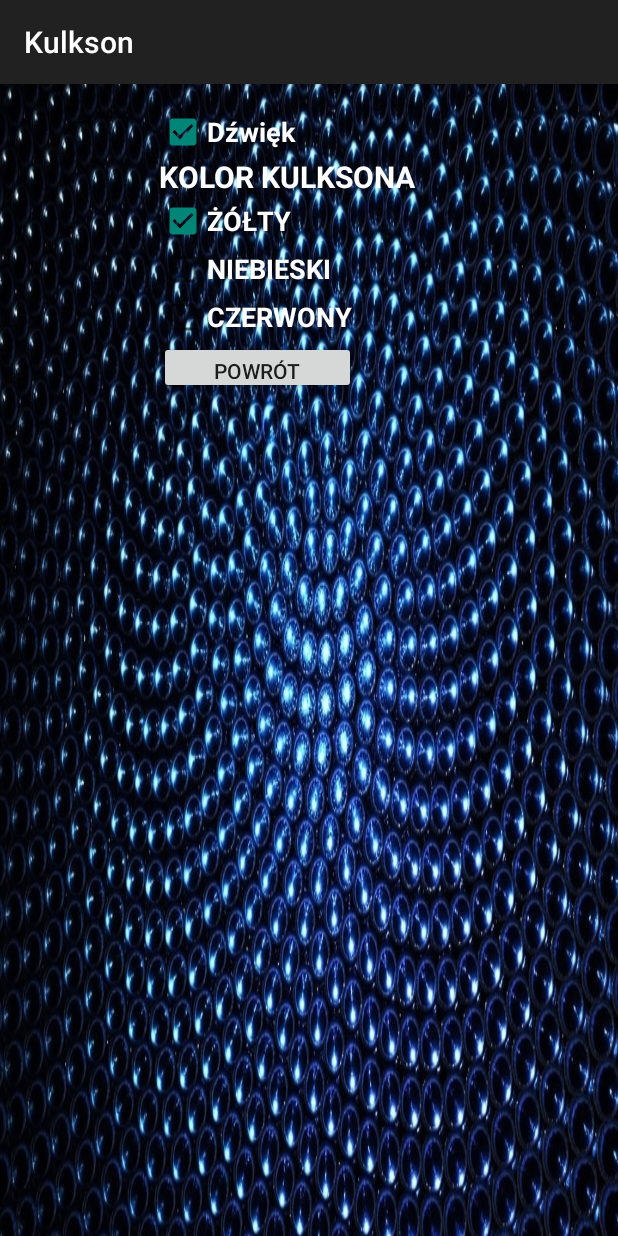
After one commit to SiwyDym/Kulkson, an Android app: the KOpcje screen opened directly, with no data from a screen before it, on a phone screen of 412 x 824 dp. The commit adds this screen. Run offline under Robolectric (Android 15) with nearby library versions, the phone set to English and light mode, and no system bars.

Commit message:
layout i przejscia pomiedzy

```diff
--- a/app/src/main/AndroidManifest.xml
+++ b/app/src/main/AndroidManifest.xml
@@ -18,12 +18,19 @@
         </activity>
 
         <activity
+            android:screenOrientation="landscape"
             android:name=".activity_opcje"
             android:label="@string/title_activity_activity_opcje" >
         </activity>
+        <activity
 
+            android:name=".KScore"></activity>
+        <activity android:name=".KOpcje"></activity>
         <activity android:name=".MainMenu"></activity>
+
         <activity android:name=".KGame">
+
+
 
         </activity>
         <service android:name=".KMusic"></service>
--- a/app/src/main/java/com/team/kulkson/KEngine.java
+++ b/app/src/main/java/com/team/kulkson/KEngine.java
@@ -4,7 +4,7 @@ import android.content.Context;
 import android.content.Intent;
 import android.view.View;
 
-//heb he
+//heb hell
 
 /**
  * Created by Marco on 2015-04-11.
--- /dev/null
+++ b/app/src/main/java/com/team/kulkson/KOpcje.java
@@ -0,0 +1,60 @@
+package com.team.kulkson;
+
+import android.content.Intent;
+import android.os.Bundle;
+import android.support.v7.app.ActionBarActivity;
+import android.view.View;
+import android.view.View.OnClickListener;
+import android.widget.Button;
+
+/**
+ * Created by xxxx on 2015-04-04.
+ */
+public class KOpcje extends ActionBarActivity {
+    @Override
+    public void onCreate(Bundle savedInstanceState){
+
+        super.onCreate(savedInstanceState);
+        setContentView(R.layout.activity_opcje);//wyświetlenie opcje
+
+
+
+
+
+        final KEngine silnik= new KEngine();
+
+        // stowrzenie obiektów dla przycisków
+
+        Button powrot=(Button) findViewById(R.id.powrot);
+
+
+
+        powrot.setOnClickListener(new OnClickListener() {
+            @Override
+            public void onClick(View v) {
+                Intent game= new Intent(getApplicationContext(), MainMenu.class);
+                KOpcje.this.startActivity(game);
+                //setContentView(R.layout.activity_main);
+
+
+            }
+
+
+        });
+
+
+
+
+
+
+
+
+
+
+
+
+
+
+
+    }
+}
--- a/app/src/main/java/com/team/kulkson/MainMenu.java
+++ b/app/src/main/java/com/team/kulkson/MainMenu.java
@@ -4,9 +4,10 @@ import android.content.Intent;
 import android.os.Bundle;
 import android.support.v7.app.ActionBarActivity;
 import android.view.View;
+import android.view.View.OnClickListener;
 import android.widget.Button;
-import android.widget.ImageButton;
-import android.view.View.OnClickListener;
+import android.os.Handler;
+
 
 /**
  * Created by xxxx on 2015-04-04.
@@ -27,7 +28,8 @@ public class MainMenu extends ActionBarActivity {
     // stowrzenie obiektów dla przycisków
     Button start=(Button) findViewById(R.id.nowa_gra);
     Button exit=(Button) findViewById(R.id.wyjscie);
-
+    Button opcje=(Button) findViewById(R.id.opcje);
+    Button wyniki=(Button) findViewById(R.id.wyniki);
    // start.setHapticFeedbackEnabled(Silnik.HAPTIC_BUTTON_FEEDBACK);
    // exit.setHapticFeedbackEnabled(Silnik.HAPTIC_BUTTON_FEEDBACK);
 
@@ -46,15 +48,66 @@ public class MainMenu extends ActionBarActivity {
     exit.setOnClickListener(new OnClickListener() {
         @Override
         public void onClick(View v) {
-            boolean clean=false;
+            //Intent MainMenu=new Intent(getApplicationContext(), KExit.class);
+           // MainMenu.this.startActivity(MainMenu);
+
+
+
+
+          boolean clean=false;
             clean= silnik.onExit(v);
+
+            setContentView(R.layout.ekran_powitalny);// wyświetlenie ekranu powitalnego
+            new Handler().postDelayed(new Thread(){ //stowrzenie efektu rozmycia
+                @Override
+                public void run(){
+                    //Intent KExit=new Intent(MainMenu.this, KExit.class);
+                    //MainMenu.this.startActivity(KExit);
+                    MainMenu.this.finish();
+                    overridePendingTransition(R.layout.rozmycie_in,R.layout.rozmycie_out);
+                }
+            }, KEngine.GAME_THREAD_DELAY);
             if(clean)
             {
+
+
+
+
+
                 int pid=android.os.Process.myPid();
                 android.os.Process.killProcess(pid);
             }
         }
     });
+
+
+
+
+    opcje.setOnClickListener(new OnClickListener() {
+        @Override
+        public void onClick(View v) {
+           //setContentView(R.layout.activity_opcje);
+
+
+            Intent MainMenu=new Intent(getApplicationContext(), KOpcje.class);
+            MainMenu.this.startActivity(MainMenu);
+
+        }
+    });
+    wyniki.setOnClickListener(new OnClickListener() {
+        @Override
+        public void onClick(View v) {
+            Intent MainMenu= new Intent(getApplicationContext(), KScore.class);
+            MainMenu.this.startActivity(MainMenu);
+
+
+
+
+            //setContentView(R.layout.wyniki);
+        }
+    });
+
+
 
     KEngine.musicThread = new Thread(){
         public void run(){
--- a/app/src/main/res/layout/activity_opcje.xml
+++ b/app/src/main/res/layout/activity_opcje.xml
@@ -4,9 +4,87 @@
     android:paddingRight="@dimen/activity_horizontal_margin"
     android:paddingTop="@dimen/activity_vertical_margin"
     android:paddingBottom="@dimen/activity_vertical_margin"
-    tools:context="com.team.kulkson.activity_opcje$PlaceholderFragment">
+    tools:context="com.team.kulkson.activity_opcje$PlaceholderFragment"
+    android:background="@drawable/kulki4"
+    android:id="@+id/aaa">
 
-    <TextView android:text="@string/hello_world" android:layout_width="wrap_content"
-        android:layout_height="wrap_content" />
+    <CheckBox
+        android:layout_width="177dp"
+        android:layout_height="wrap_content"
+        android:text="Dźwięk"
+        android:id="@+id/dzwiek"
+        android:layout_gravity="center"
+        android:checked="true"
+        android:textStyle="bold"
+        android:textSize="18dp"
+        android:textColor="#FFFFFF"
+        android:layout_alignParentTop="true"
+        android:layout_alignLeft="@+id/zolty"
+        android:layout_alignStart="@+id/zolty" />
 
+    <TextView
+        android:layout_width="287dp"
+        android:layout_height="wrap_content"
+        android:text="KOLOR KULKSONA"
+        android:id="@+id/kolor_kulksona"
+        android:layout_gravity="center"
+        android:textStyle="bold"
+        android:textSize="20dp"
+        android:textColor="#FFFFFF"
+        android:layout_below="@+id/dzwiek"
+        android:layout_alignLeft="@+id/dzwiek"
+        android:layout_alignStart="@+id/dzwiek" />
+
+    <CheckBox
+        android:layout_width="214dp"
+        android:layout_height="wrap_content"
+        android:text="ŻÓŁTY"
+        android:id="@+id/zolty"
+        android:layout_gravity="center"
+        android:checked="true"
+        android:textStyle="bold"
+        android:textSize="18dp"
+        android:textColor="#FFFFFF"
+        android:layout_below="@+id/kolor_kulksona"
+        android:layout_alignLeft="@+id/niebieski"
+        android:layout_alignStart="@+id/niebieski" />
+
+    <CheckBox
+        android:layout_width="250dp"
+        android:layout_height="wrap_content"
+        android:text="CZERWONY"
+        android:id="@+id/czerwony"
+        android:layout_gravity="center"
+        android:checked="false"
+        android:textSize="18dp"
+        android:textColor="#FFFFFF"
+        android:textStyle="bold"
+        android:layout_below="@+id/niebieski"
+        android:layout_alignLeft="@+id/niebieski"
+        android:layout_alignStart="@+id/niebieski"
+        android:layout_alignRight="@+id/dzwiek"
+        android:layout_alignEnd="@+id/dzwiek" />
+
+    <CheckBox
+        android:layout_width="200dp"
+        android:layout_height="wrap_content"
+        android:text="NIEBIESKI"
+        android:id="@+id/niebieski"
+        android:layout_gravity="center"
+        android:checked="false"
+        android:textStyle="bold"
+        android:textSize="18dp"
+        android:textColor="#FFFFFF"
+        android:layout_below="@+id/zolty"
+        android:layout_centerHorizontal="true" />
+
+    <Button
+        android:layout_width="131dp"
+        android:layout_height="35dp"
+        android:text="POWRÓT"
+        android:id="@+id/powrot"
+        android:layout_gravity="center"
+        android:layout_below="@+id/czerwony"
+        android:layout_alignLeft="@+id/niebieski"
+        android:layout_alignStart="@+id/niebieski" />
 </RelativeLayout>
```
Also changed, not shown: 1 other file.
